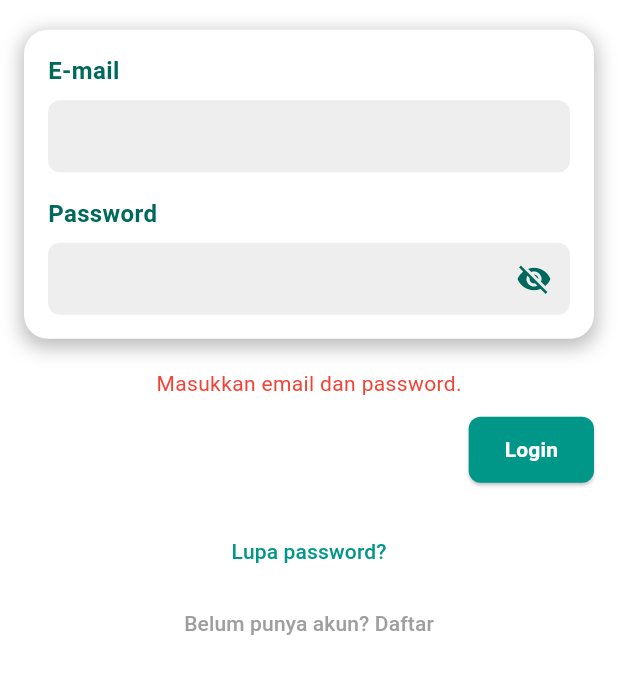
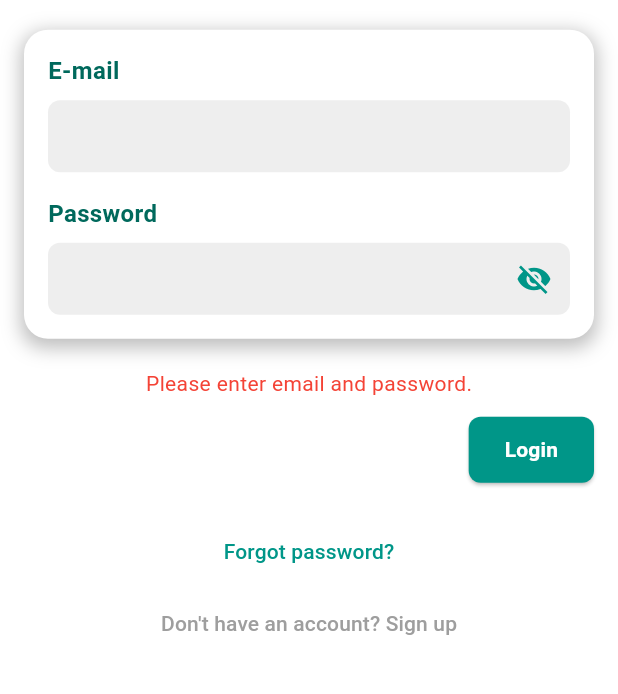
Before and after one commit to FaisalRidho12/apps_mobile, a Flutter app: the screen it shows after launch, after a tap on "Login", on a phone screen of 412 x 824 dp, the part 448-1142 px from its top. Run offline on Flutter 3.47's test engine with Material 3 defaults, Android fonts, the phone set to English and light mode, and no system bars; our stand-ins replace cloud_firestore, firebase_auth, firebase_core, flutter_svg, google_fonts, simple_shadow; missing offline and left inert: flutter_kucingpeduli; accounts and stored records are empty; network calls fail.

```diff
--- a/lib/pages/login.dart
+++ b/lib/autenti/login.dart
@@ -1,9 +1,11 @@
 import 'package:flutter/material.dart';
 import 'package:firebase_auth/firebase_auth.dart';
 import 'signup.dart';
-import 'package:cat_care/beranda/home.dart';
+import 'package:cat_care/pages/home.dart';
 
 class LoginScreen extends StatefulWidget {
+  const LoginScreen({super.key});
+
   @override
   _LoginScreenState createState() => _LoginScreenState();
 }
@@ -14,19 +16,19 @@ class _LoginScreenState extends State<LoginScreen> {
   final TextEditingController _passwordController = TextEditingController();
   String? errorMessage;
   bool _isLoading = false;
-  bool _obscureText = true;
+  bool _obscuretext = true;
 
   Future<void> _login() async {
     if (_emailController.text.isEmpty || _passwordController.text.isEmpty) {
       setState(() {
-        errorMessage = "Masukkan email dan password.";
+        errorMessage = "Please enter email and password.";
       });
       return;
     }
 
     setState(() {
       _isLoading = true;
-      errorMessage = null;
+      errorMessage = null; // Reset error message
     });
 
     try {
@@ -36,15 +38,33 @@ class _LoginScreenState extends State<LoginScreen> {
       );
       Navigator.pushReplacement(
         context,
-        MaterialPageRoute(builder: (context) => HomeScreen()),
+        MaterialPageRoute(builder: (context) => const HomeScreen()), // Ganti dengan HomeScreen Anda
       );
+    } on FirebaseAuthException catch (e) {
+      print('Error code: ${e.code}'); // Log kode error untuk debugging
+      setState(() {
+        switch (e.code) {
+          case 'user-not-found':
+          case 'wrong-password':
+            errorMessage = 'Email atau password salah.'; // Pesan untuk email/password salah
+            break;
+          case 'invalid-email':
+            errorMessage = 'Alamat email tidak valid.';
+            break;
+          case 'user-disabled':
+            errorMessage = 'Akun ini telah dinonaktifkan.';
+            break;
+          default:
+            errorMessage = 'Terjadi kesalahan. Silakan coba lagi.';
+        }
+      });
     } catch (e) {
       setState(() {
-        errorMessage = e.toString();
+        errorMessage = 'Terjadi kesalahan yang tidak terduga. Silakan coba lagi.';
       });
     } finally {
       setState(() {
-        _isLoading = false;
+        _isLoading = false; // Menghilangkan indikator muat
       });
     }
   }
@@ -52,7 +72,7 @@ class _LoginScreenState extends State<LoginScreen> {
   Future<void> _resetPassword() async {
     if (_emailController.text.isEmpty) {
       setState(() {
-        errorMessage = "Masukkan email untuk reset password.";
+        errorMessage = "Please enter your email to reset password.";
       });
       return;
     }
@@ -60,11 +80,15 @@ class _LoginScreenState extends State<LoginScreen> {
     try {
       await _auth.sendPasswordResetEmail(email: _emailController.text);
       setState(() {
-        errorMessage = "Email reset password telah dikirim!";
+        errorMessage = "Password reset email sent!";
+      });
+    } on FirebaseAuthException catch (e) {
+      setState(() {
+        errorMessage = e.message; // Tampilkan pesan error dari Firebase
       });
     } catch (e) {
       setState(() {
-        errorMessage = e.toString();
+        errorMessage = 'Terjadi kesalahan yang tidak terduga. Silakan coba lagi.';
       });
     }
   }
@@ -80,7 +104,7 @@ class _LoginScreenState extends State<LoginScreen> {
             child: Column(
               mainAxisAlignment: MainAxisAlignment.center,
               children: [
-                Text(
+                const Text(
                   'Login',
                   style: TextStyle(
                     fontSize: 30,
@@ -88,18 +112,18 @@ class _LoginScreenState extends State<LoginScreen> {
                     color: Colors.teal,
                   ),
                 ),
-                SizedBox(height: 20),
+                const SizedBox(height: 20),
                 Image.asset(
-                  'assets/images/logo2.png',
+                  'assets/images/logo2.png', // Path ikon hewan
                   height: 150,
                 ),
-                SizedBox(height: 20),
+                const SizedBox(height: 20),
                 Container(
-                  padding: EdgeInsets.all(16),
+                  padding: const EdgeInsets.all(16),
                   decoration: BoxDecoration(
                     color: Colors.white,
                     borderRadius: BorderRadius.circular(16),
-                    boxShadow: [
+                    boxShadow: const [
                       BoxShadow(
                         color: Colors.black26,
                         blurRadius: 10,
@@ -119,7 +143,7 @@ class _LoginScreenState extends State<LoginScreen> {
                           color: Colors.teal[800],
                         ),
                       ),
-                      SizedBox(height: 8),
+                      const SizedBox(height: 8),
                       Container(
                         decoration: BoxDecoration(
                           color: Colors.grey[200],
@@ -127,13 +151,13 @@ class _LoginScreenState extends State<LoginScreen> {
                         ),
                         child: TextField(
                           controller: _emailController,
-                          decoration: InputDecoration(
+                          decoration: const InputDecoration(
                             border: InputBorder.none,
                             contentPadding: EdgeInsets.symmetric(horizontal: 16, vertical: 12),
                           ),
                         ),
                       ),
-                      SizedBox(height: 16),
+                      const SizedBox(height: 16),
                       Text(
                         'Password',
                         style: TextStyle(
@@ -142,7 +166,7 @@ class _LoginScreenState extends State<LoginScreen> {
                           color: Colors.teal[800],
                         ),
                       ),
-                      SizedBox(height: 8),
+                      const SizedBox(height: 8),
                       Container(
                         decoration: BoxDecoration(
                           color: Colors.grey[200],
@@ -152,32 +176,32 @@ class _LoginScreenState extends State<LoginScreen> {
                           controller: _passwordController,
                           decoration: InputDecoration(
                             border: InputBorder.none,
-                            contentPadding: EdgeInsets.symmetric(horizontal: 16, vertical: 12),
+                            contentPadding: const EdgeInsets.symmetric(horizontal: 16, vertical: 12),
                             suffixIcon: IconButton(
                               icon: Icon(
-                                _obscureText ? Icons.visibility_off : Icons.visibility,
-                                color: Colors.teal[800],
+                                _obscuretext ? Icons.visibility_off : Icons.visibility,
+                                color: Colors.teal,
                               ),
                               onPressed: () {
                                 setState(() {
-                                  _obscureText = !_obscureText;
+                                  _obscuretext = !_obscuretext;
                                 });
                               },
                             ),
                           ),
-                          obscureText: _obscureText,
+                          obscureText: _obscuretext,
                         ),
                       ),
                     ],
                   ),
                 ),
-                SizedBox(height: 20),
+                const SizedBox(height: 20),
                 if (errorMessage != null)
                   Text(
                     errorMessage!,
-                    style: TextStyle(color: Colors.red),
+                    style: const TextStyle(color: Colors.red),
                   ),
-                SizedBox(height: 10),
+                const SizedBox(height: 10),
                 Align(
                   alignment: Alignment.centerRight,
                   child: ElevatedButton(
@@ -187,21 +211,21 @@ class _LoginScreenState extends State<LoginScreen> {
                       shape: RoundedRectangleBorder(
                         borderRadius: BorderRadius.circular(8),
                       ),
-                      padding: EdgeInsets.symmetric(horizontal: 24, vertical: 12),
+                      padding: const EdgeInsets.symmetric(horizontal: 24, vertical: 12),
                     ),
                     child: _isLoading
-                        ? CircularProgressIndicator(color: Colors.white)
-                        : Text(
+                        ? const CircularProgressIndicator(color: Colors.white)
+                        : const Text(
                             'Login',
                             style: TextStyle(color: Colors.white, fontWeight: FontWeight.bold),
                           ),
                   ),
                 ),
-                SizedBox(height: 20),
+                const SizedBox(height: 20),
                 TextButton(
                   onPressed: _resetPassword,
-                  child: Text(
-                    "Lupa password?",
+                  child: const Text(
+                    "Forgot password?",
                     style: TextStyle(color: Colors.teal),
                   ),
                 ),
@@ -209,11 +233,11 @@ class _LoginScreenState extends State<LoginScreen> {
                   onPressed: () {
                     Navigator.push(
                       context,
-                      MaterialPageRoute(builder: (context) => SignupScreen()),
+                      MaterialPageRoute(builder: (context) => const SignupScreen()),
                     );
                   },
-                  child: Text(
-                    "Belum punya akun? Daftar",
+                  child: const Text(
+                    "Don't have an account? Sign up",
                     style: TextStyle(color: Colors.grey),
                   ),
                 ),
--- a/lib/pages/signup.dart
+++ b/lib/autenti/signup.dart
@@ -45,7 +45,7 @@ class _SignupScreenState extends State<SignupScreen> {
       // Navigasi ke halaman login setelah pendaftaran berhasil
       Navigator.pushReplacement(
         context,
-        MaterialPageRoute(builder: (context) => LoginScreen()),
+        MaterialPageRoute(builder: (context) => const LoginScreen()),
       );
     } catch (e) {
       setState(() {
@@ -243,7 +243,7 @@ class _SignupScreenState extends State<SignupScreen> {
                   onPressed: () {
                     Navigator.push(
                       context,
-                      MaterialPageRoute(builder: (context) => LoginScreen()),
+                      MaterialPageRoute(builder: (context) => const LoginScreen()),
                     );
                   },
                   child: const Text(
--- a/lib/pages/splash_screen.dart
+++ b/lib/autenti/splash_screen.dart
@@ -2,6 +2,8 @@ import 'package:flutter/material.dart';
 import 'dart:async';  // For the Timer function
 
 class SplashScreen extends StatefulWidget {
+  const SplashScreen({super.key});
+
   @override
   _SplashScreenState createState() => _SplashScreenState();
 }
@@ -10,7 +12,7 @@ class _SplashScreenState extends State<SplashScreen> {
   @override
   void initState() {
     super.initState();
-    Timer(Duration(seconds: 4), () {
+    Timer(const Duration(seconds: 4), () {
       Navigator.of(context).pushReplacementNamed('/login');
     });
   }
@@ -18,13 +20,13 @@ class _SplashScreenState extends State<SplashScreen> {
   @override
   Widget build(BuildContext context) {
     return Scaffold(
-      backgroundColor: Color(0xFF005D5D),  // Color for the background
+      backgroundColor: const Color(0xFF005D5D),  // Color for the background
       body: Stack(
         children: [
-          Align(
+          const Align(
             alignment: Alignment.topCenter,  // Ubah sesuai kebutuhan
             child: Padding(
-              padding: const EdgeInsets.only(top: 50.0),  // Jarak dari atas
+              padding: EdgeInsets.only(top: 50.0),  // Jarak dari atas
               child: Text(
                 'Selamat Datang',
                 style: TextStyle(
--- a/lib/main.dart
+++ b/lib/main.dart
@@ -1,18 +1,20 @@
 import 'package:cat_care/firebase_options.dart';  // Only needed if firebase_options.dart exists
 import 'package:flutter/material.dart';
 import 'package:firebase_core/firebase_core.dart';
-import 'pages/login.dart';  // Ensure login.dart exists in the 'pages' folder
-import 'pages/splash_screen.dart';  // Importing the splash screen
+import 'autenti/login.dart';  // Ensure login.dart exists in the 'pages' folder
+import 'autenti/splash_screen.dart';  // Importing the splash screen
 
 void main() async {
   WidgetsFlutterBinding.ensureInitialized();  // Ensure widget binding is initialized
   await Firebase.initializeApp(
     options: DefaultFirebaseOptions.currentPlatform,  // Initialize Firebase
   );
-  runApp(MyApp());
+  runApp(const MyApp());
 }
 
 class MyApp extends StatelessWidget {
+  const MyApp({super.key});
+
   @override
   Widget build(BuildContext context) {
     return MaterialApp(
@@ -23,8 +25,8 @@ class MyApp extends StatelessWidget {
       ),
       initialRoute: '/',
       routes: {
-        '/': (context) => SplashScreen(),  // Set SplashScreen as the initial route
-        '/login': (context) => LoginScreen(),  // Ensure login.dart is correctly set up
+        '/': (context) => const SplashScreen(),  // Set SplashScreen as the initial route
+        '/login': (context) => const LoginScreen(),  // Ensure login.dart is correctly set up
       },
     );
   }
--- a/lib/beranda/home.dart
+++ b/lib/pages/home.dart
@@ -12,7 +12,7 @@ class HomeScreen extends StatefulWidget {
 
 class _HomeScreenState extends State<HomeScreen> {
   List<Map<String, dynamic>> schedules = [];
-  PageController _pageController = PageController(initialPage: 0);
+  final PageController _pageController = PageController(initialPage: 0);
   int _currentPage = 0;
   Timer? _timer;
 
```
Also changed, not shown: lib/pages/add_schedule.dart (renamed from lib/beranda/add_schedule.dart, +6 -1 lines).
